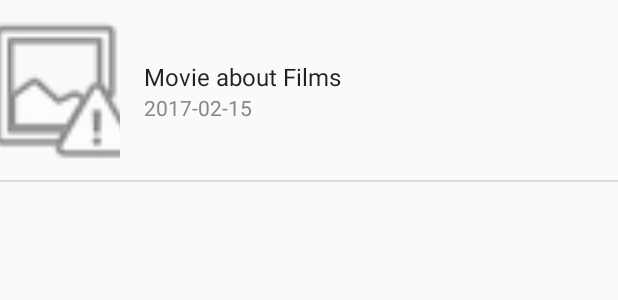
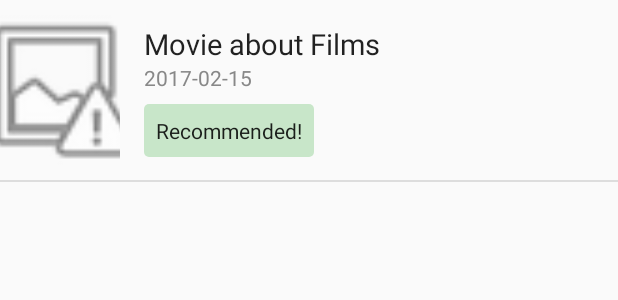
Before and after one commit to simondemartini/filmfridge, an Android app: the layout fragment_film_list_item.xml on its own in the app's theme, with its tools: preview values and no code run, on a phone screen of 412 x 824 dp. Shown: the top 300 px of the screen. Run offline under Robolectric (Android 15) with nearby library versions, the phone set to English and light mode, and no system bars.

Commit message:
Initial Support for recommendations in view

```diff
--- a/app/src/main/java/edu/uw/tacoma/tcss450/team4/filmfridge/film/Film.java
+++ b/app/src/main/java/edu/uw/tacoma/tcss450/team4/filmfridge/film/Film.java
@@ -17,16 +17,10 @@ import java.util.List;
  */
 
 public class Film implements Serializable {
-    //TODO: Move to TMDBFetcher
-    public static final String ID = "id", TITLE ="title", OVERVIEW = "overview",
-            RELEASE_DATE = "release_date", POSTER_PATH = "poster_path",
-            BACKDROP_PATH = "backdrop_path";
 
     private String mFilmId, mTitle, mOverview, mPosterPath, mBackdropPath, mContentRating;
     private Recommendation mRecommendation;
     private int mRating;
-
-
     private List<String> mGenres, mCast;
     private Date mReleaseDate;
 
--- /dev/null
+++ b/app/src/main/res/drawable/recommendation_badge.xml
@@ -0,0 +1,10 @@
+<?xml version="1.0" encoding="utf-8"?>
+<shape xmlns:android="http://schemas.android.com/apk/res/android">
+    <solid android:color="@color/badgeRec" />
+    <padding
+        android:left="@dimen/recommendation_padding"
+        android:top="@dimen/recommendation_padding"
+        android:right="@dimen/recommendation_padding"
+        android:bottom="@dimen/recommendation_padding" />
+    <corners android:radius="3dp" />
+</shape>
--- a/app/src/main/res/layout/fragment_film_list_item.xml
+++ b/app/src/main/res/layout/fragment_film_list_item.xml
@@ -36,7 +36,7 @@
             android:scrollHorizontally="true"
             android:ellipsize="end"
             android:maxLines="1"
-            android:textSize="16sp" />
+            android:textSize="19sp" />
 
         <TextView
             android:id="@+id/release_date"
@@ -47,6 +47,22 @@
             tools:text="2017-02-15"
             android:textSize="14sp"
             android:textColor="@color/colorTextSecondary" />
+
+        <Space
+            android:layout_width="match_parent"
+            android:layout_height="@dimen/recommendation_padding" />
+
+        <TextView
+            android:id="@+id/recommendation"
+            android:layout_width="wrap_content"
+            android:layout_height="wrap_content"
+            android:layout_margin="@dimen/no_margin"
+            android:textAppearance="@style/TextAppearance.AppCompat"
+            tools:text="Recommended!"
+            android:textSize="14sp"
+            android:padding="@dimen/recommendation_padding"
+            android:background="@drawable/recommendation_badge"/>
+
     </LinearLayout>
 
     <View
--- a/app/src/main/res/values/colors.xml
+++ b/app/src/main/res/values/colors.xml
@@ -6,4 +6,8 @@
     <color name="colorTextSecondary">#888888</color>
     <color name="colorLight">#dddddd</color>
     <color name="colorDrawer">#ffeeeeee</color>
+
+    <color name="badgeRec">#C8E6C9</color>
+    <color name="badgeNotRec">#FFCCBC</color>
+    <color name="badgeAtHome">#FFECB3</color>
 </resources>
--- a/app/src/main/res/values/dimens.xml
+++ b/app/src/main/res/values/dimens.xml
@@ -3,6 +3,7 @@
     <dimen name="activity_horizontal_margin">16dp</dimen>
     <dimen name="activity_vertical_margin">16dp</dimen>
     <dimen name="text_margin">16dp</dimen>
+    <dimen name="recommendation_padding">8dp</dimen>
     <dimen name="fab_margin">16dp</dimen>
     <dimen name="no_margin">0dp</dimen>
     <dimen name="poster_width">80dp</dimen>
--- a/app/src/main/res/values/strings.xml
+++ b/app/src/main/res/values/strings.xml
@@ -10,6 +10,10 @@
     <string name="now_playing_films">Now Playing</string>
     <string name="my_list">My List</string>
     <string name="settings">Settings</string>
+    <string name="recommended">Recommended!</string>
+    <string name="see_at_home">See at home!</string>
+    <string name="not_recommended">Not recommended</string>
+
     <string name="MY_LIST_IDS">edu.uw.tacoma.tcss422.filmfridge.MY_LIST_IDS</string>
 
     <!--activity_login-->
```
Also changed, not shown: app/src/main/java/edu/uw/tacoma/tcss450/team4/filmfridge/FilmListRecyclerViewAdapter.java (+22 -0 lines), app/src/main/java/edu/uw/tacoma/tcss450/team4/filmfridge/film/TMDBFetcher.java (+23 -12 lines), app/src/main/res/drawable/not_recommended_badge.xml (added, +10 -0 lines), app/src/main/res/drawable/see_at_home_badge.xml (added, +10 -0 lines).
